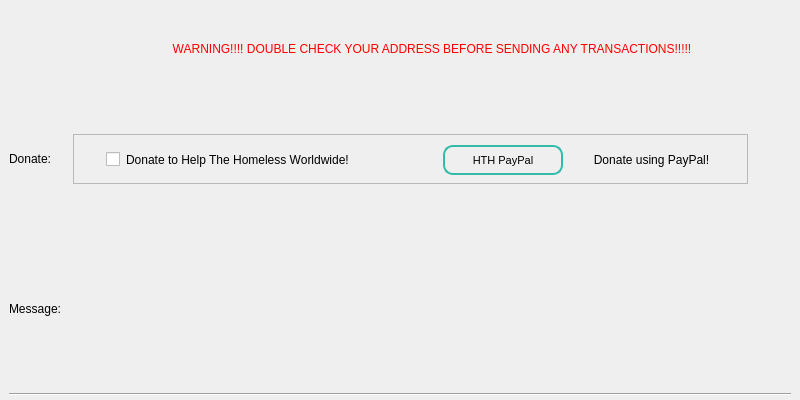
Old version of the form src/qt/forms/sendcoinsentry.ui in the repository HTHcoin/helpthehomelesscoin; both pictures show x 0 to 800 and y 172 to 572 of the 800 by 572 pixel window.
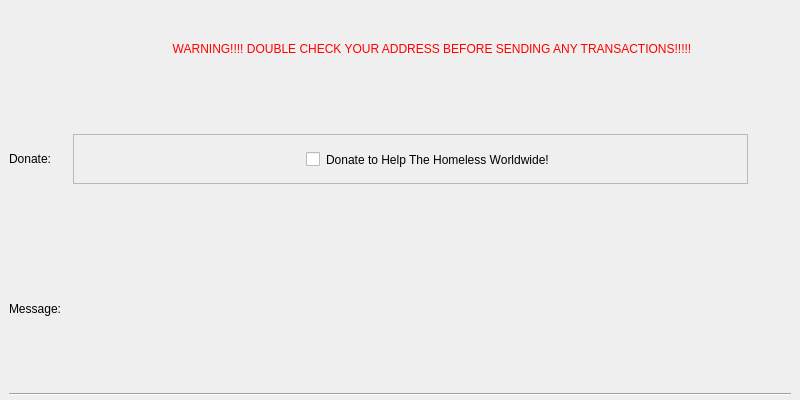
New version of the form. Custom widgets are drawn as their Qt base class.

The edit to the form file:
```diff
--- a/src/qt/forms/sendcoinsentry.ui
+++ b/src/qt/forms/sendcoinsentry.ui
@@ -71,7 +71,7 @@
       <widget class="QWidget" name="layoutWidget">
        <property name="geometry">
         <rect>
-         <x>10</x>
+         <x>210</x>
          <y>10</y>
          <width>291</width>
          <height>31</height>
@@ -108,66 +108,6 @@
         </item>
        </layout>
       </widget>
-      <widget class="QWidget" name="layoutWidget_2">
-       <property name="geometry">
-        <rect>
-         <x>370</x>
-         <y>10</y>
-         <width>291</width>
-         <height>32</height>
-        </rect>
-       </property>
-       <layout class="QHBoxLayout" name="horizontalLayoutCheckboxes2_2">
-        <property name="spacing">
-         <number>6</number>
-        </property>
-        <property name="leftMargin">
-         <number>0</number>
-        </property>
-        <item>
-         <widget class="QPushButton" name="pushButton_Donate">
-          <property name="minimumSize">
-           <size>
-            <width>100</width>
-            <height>30</height>
-           </size>
-          </property>
-          <property name="maximumSize">
-           <size>
-            <width>120</width>
-            <height>30</height>
-           </size>
-          </property>
-          <property name="toolTip">
-           <string>Visit HTH PayPal and Donate Today!</string>
-          </property>
-          <property name="styleSheet">
-           <string notr="true">border-style: solid;
-border-width: 2px;
-border-color: #34bcaa;
-border-radius: 10px;
-font-size: 11px;</string>
-          </property>
-          <property name="text">
-           <string>HTH PayPal</string>
-          </property>
-         </widget>
-        </item>
-        <item>
-         <widget class="QLabel" name="label">
-          <property name="styleSheet">
-           <string notr="true">font-size: 12px</string>
-          </property>
-          <property name="text">
-           <string>Donate using PayPal!</string>
-          </property>
-          <property name="alignment">
-           <set>Qt::AlignCenter</set>
-          </property>
-         </widget>
-        </item>
-       </layout>
-      </widget>
      </widget>
     </item>
     <item row="2" column="0">
```
